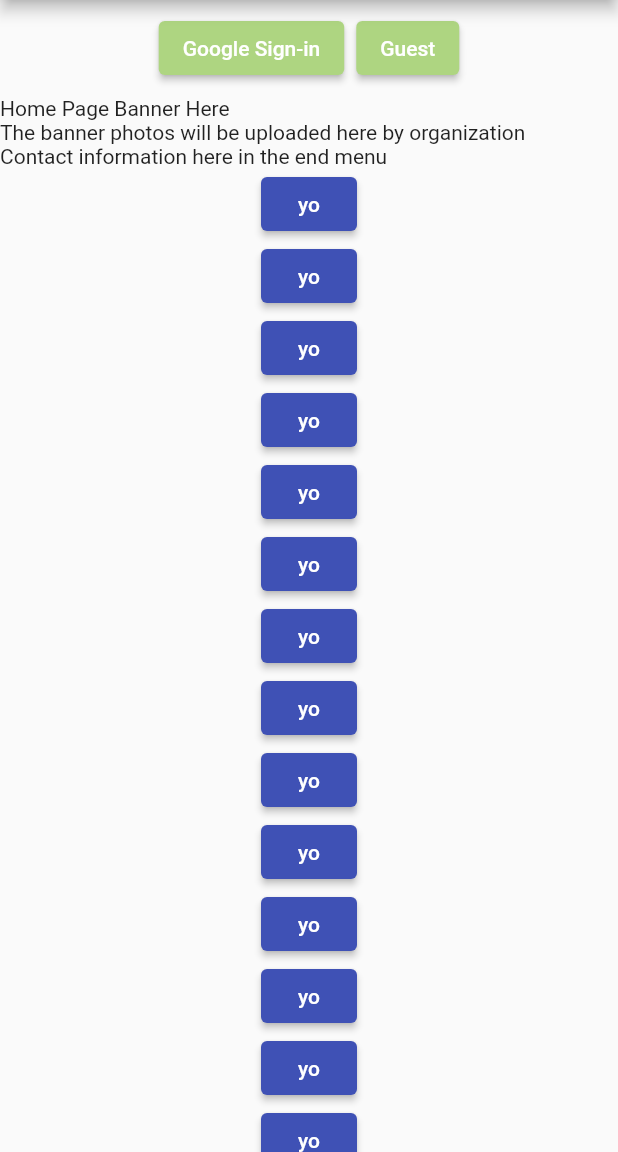
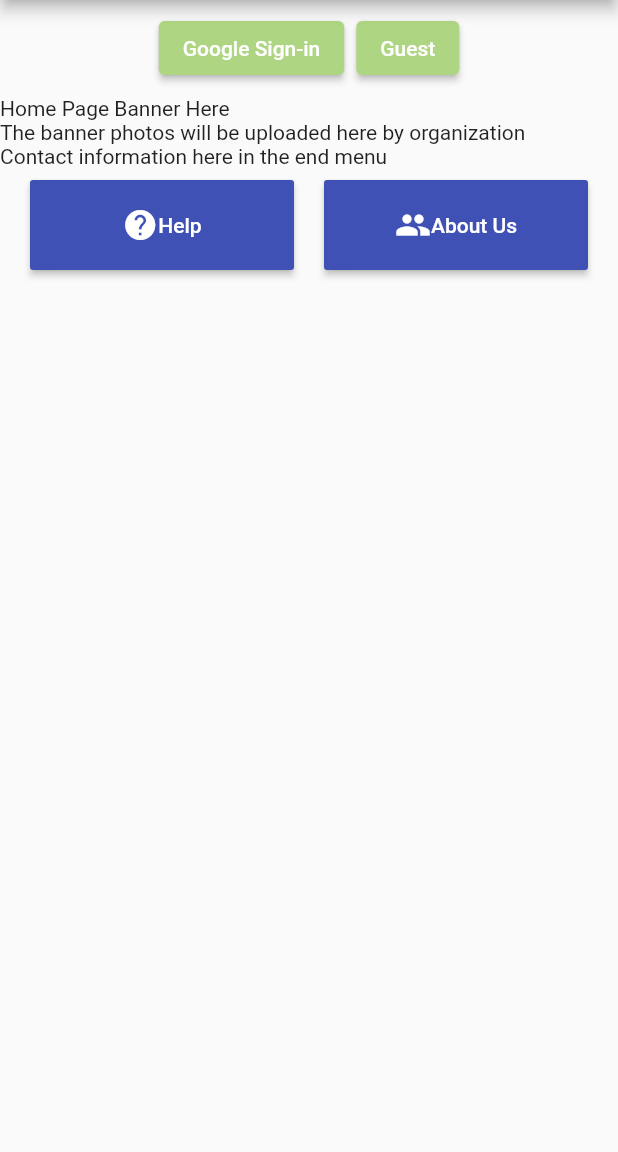
Before and after one commit to bhatiagagan24/Jack-The-Hack-Hackathon-, a Flutter app: the screen it shows after launch, on a phone screen of 412 x 824 dp, the part 84-1236 px from its top. Run offline on Flutter 3.47's test engine with Material 2 defaults, Android fonts, the phone set to English and light mode, and no system bars.

Commit message:
help and aboutus material buttons added

```diff
--- a/lib/screens/appLandingPage.dart
+++ b/lib/screens/appLandingPage.dart
@@ -2,7 +2,7 @@
 
 // ignore_for_file: file_names
 
-import 'dart:ffi';
+// import 'dart:ffi';
 
 import 'package:flutter/material.dart';
 
@@ -11,6 +11,7 @@ class LoginScreen extends StatelessWidget {
 
   @override
   Widget build(BuildContext context) {
+    var screen_width = MediaQuery.of(context).size.width;
     return ListView(
       // crossAxisAlignment: CrossAxisAlignment.center,
       children: <Widget>[
@@ -65,21 +66,45 @@ class LoginScreen extends StatelessWidget {
         SingleChildScrollView(
           child: Column(
             children: [
-              ElevatedButton(onPressed: () {}, child: Text('yo')),
-              ElevatedButton(onPressed: () {}, child: Text('yo')),
-              ElevatedButton(onPressed: () {}, child: Text('yo')),
-              ElevatedButton(onPressed: () {}, child: Text('yo')),
-              ElevatedButton(onPressed: () {}, child: Text('yo')),
-              ElevatedButton(onPressed: () {}, child: Text('yo')),
-              ElevatedButton(onPressed: () {}, child: Text('yo')),
-              ElevatedButton(onPressed: () {}, child: Text('yo')),
-              ElevatedButton(onPressed: () {}, child: Text('yo')),
-              ElevatedButton(onPressed: () {}, child: Text('yo')),
-              ElevatedButton(onPressed: () {}, child: Text('yo')),
-              ElevatedButton(onPressed: () {}, child: Text('yo')),
-              ElevatedButton(onPressed: () {}, child: Text('yo')),
-              ElevatedButton(onPressed: () {}, child: Text('yo')),
-              ElevatedButton(onPressed: () {}, child: Text('yo')),
+              // ElevatedButton(onPressed: () {}, child: Text('yo')),
+              // ButtonTheme(
+              //   minWidth: 200,
+              //   height: 400,
+              //   child: ElevatedButton.icon(
+              //     onPressed: () {},
+              //     icon: Icon(Icons.help),
+              //     label: Text('Help'),
+              //   ),
+
+              ButtonBar(
+                alignment: MainAxisAlignment.spaceEvenly,
+                children: <Widget>[
+                  MaterialButton(
+                    onPressed: () {},
+                    child: Row(
+                      children: <Widget>[
+                        Icon(Icons.help),
+                        Text('Help'),
+                      ],
+                    ),
+                    height: 60,
+                    minWidth: (screen_width / 2) - 30,
+                    color: Theme.of(context).primaryColor,
+                  ),
+                  MaterialButton(
+                    onPressed: () {},
+                    child: Row(
+                      children: <Widget>[
+                        Icon(Icons.group),
+                        Text('About Us'),
+                      ],
+                    ),
+                    height: 60,
+                    minWidth: (screen_width / 2) - 30,
+                    color: Theme.of(context).primaryColor,
+                  ),
+                ],
+              )
             ],
           ),
         )
```
